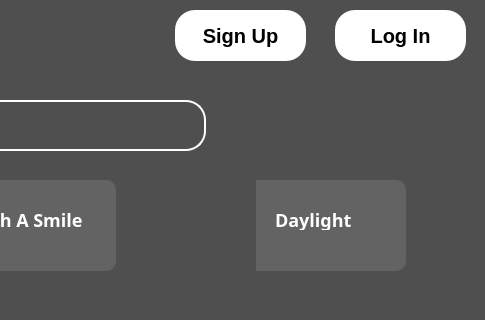
The window that ui/home.ui (RonneyJR/python-app) describes before a commit, drawn with Qt 5; both pictures show x 595 to 1080 and y 0 to 320 of the 1080 by 720 pixel window.
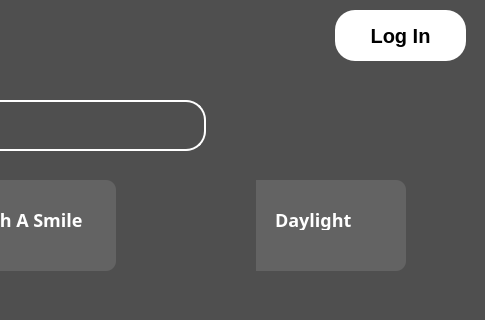
The same window after the commit. Icons and pictures are not drawn.

```diff
--- a/ui/home.ui
+++ b/ui/home.ui
@@ -1369,28 +1369,6 @@
      <normaloff>../img/house-solid.svg</normaloff>../img/house-solid.svg</iconset>
    </property>
   </widget>
-  <widget class="QPushButton" name="pushButton_10">
-   <property name="geometry">
-    <rect>
-     <x>770</x>
-     <y>10</y>
-     <width>131</width>
-     <height>51</height>
-    </rect>
-   </property>
-   <property name="styleSheet">
-    <string notr="true"> background-color: white;
-    color: black;
-    border: none;
-    border-radius: 20px;
-    padding: 10px;
-    font-weight: bold;
-    font-size: 20px;</string>
-   </property>
-   <property name="text">
-    <string>Sign Up</string>
-   </property>
-  </widget>
   <widget class="QPushButton" name="pushButton_13">
    <property name="geometry">
     <rect>
```
Left out of the diff: 1 changed line with no effect on the pictures.
